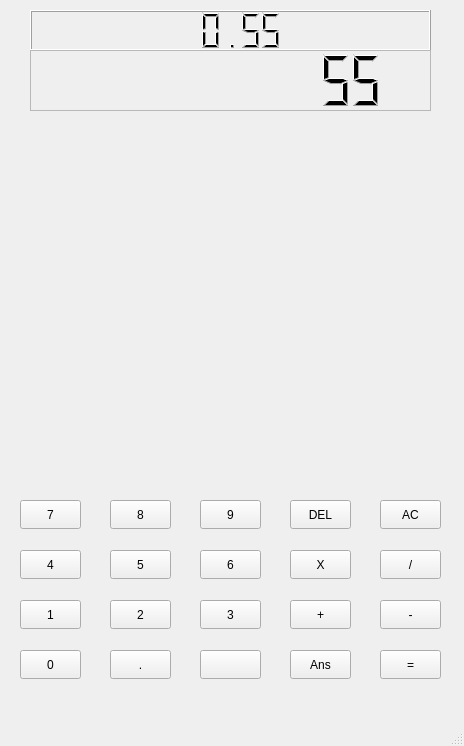
Above: mainwindow.ui from nabinkhanal00/calc before the change. Below: the same form after it.
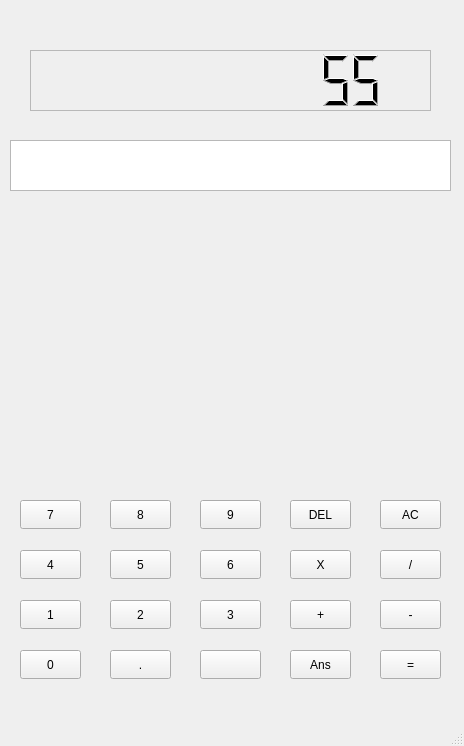
That is the form after the change.

Commit message: added button display

The edit to the form file:
```diff
--- a/mainwindow.ui
+++ b/mainwindow.ui
@@ -274,19 +274,6 @@
      <string>/</string>
     </property>
    </widget>
-   <widget class="QLCDNumber" name="Input">
-    <property name="geometry">
-     <rect>
-      <x>30</x>
-      <y>10</y>
-      <width>401</width>
-      <height>41</height>
-     </rect>
-    </property>
-    <property name="value" stdset="0">
-     <double>0.550000000000000</double>
-    </property>
-   </widget>
    <widget class="QLCDNumber" name="Result">
     <property name="geometry">
      <rect>
@@ -306,6 +293,24 @@
      <double>55.000000000000000</double>
     </property>
    </widget>
+   <widget class="QTextBrowser" name="Input">
+    <property name="geometry">
+     <rect>
+      <x>10</x>
+      <y>140</y>
+      <width>441</width>
+      <height>51</height>
+     </rect>
+    </property>
+    <property name="font">
+     <font>
+      <pointsize>20</pointsize>
+     </font>
+    </property>
+    <property name="styleSheet">
+     <string notr="true"/>
+    </property>
+   </widget>
   </widget>
   <widget class="QMenuBar" name="menubar">
    <property name="geometry">
```
Left out of the diff: 9 changed lines with no effect on the pictures. The commit also changes 3 other files.
